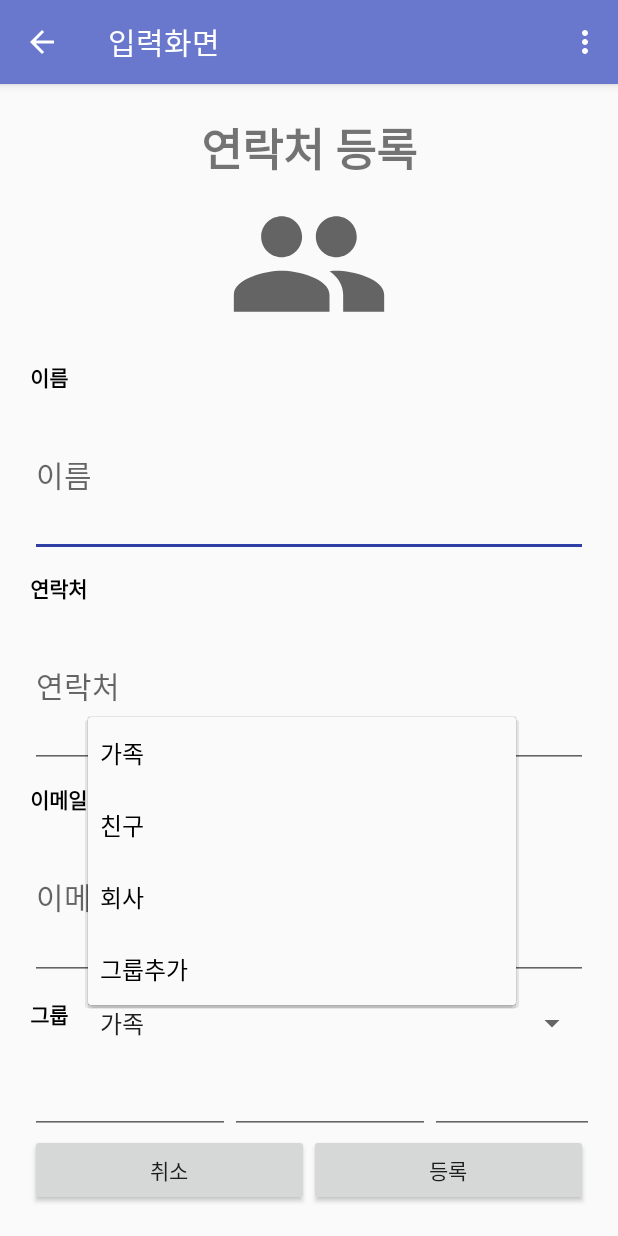
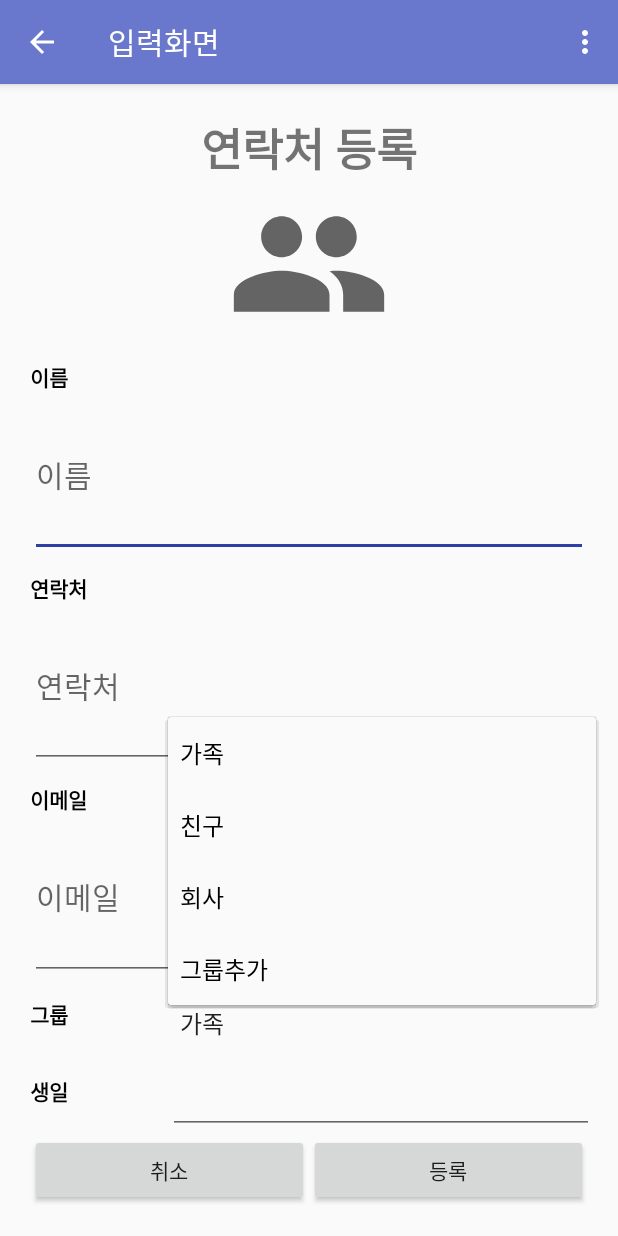
Before and after one commit to jonghancha/AddressProject, an Android app: the InsertActivity screen opened directly, with no data from a screen before it, after a tap on "가족", on a phone screen of 412 x 824 dp. Run offline under Robolectric (Android 15) with nearby library versions, the phone set to English and light mode, and no system bars.

Commit message:
20.12.30 InsertActivity, activity_insert 수정, floatCliclListener 추가

```diff
--- a/AddressProject/app/src/main/java/com/android/addressproject/Activity/InsertActivity.java
+++ b/AddressProject/app/src/main/java/com/android/addressproject/Activity/InsertActivity.java
@@ -1,12 +1,14 @@
 package com.android.addressproject.Activity;
 
 import android.app.Activity;
+import android.app.DatePickerDialog;
 import android.content.Intent;
 import android.content.SharedPreferences;
 import android.database.Cursor;
 import android.graphics.Bitmap;
 import android.graphics.Rect;
 import android.net.Uri;
+import android.os.Build;
 import android.os.Bundle;
 import android.os.StrictMode;
 import android.preference.PreferenceManager;
@@ -19,12 +21,15 @@ import android.view.View;
 import android.view.inputmethod.InputMethodManager;
 import android.widget.ArrayAdapter;
 import android.widget.Button;
+import android.widget.DatePicker;
+import android.widget.EditText;
 import android.widget.ImageView;
 import android.widget.Spinner;
 import android.widget.Toast;
 
 import androidx.annotation.NonNull;
 import androidx.annotation.Nullable;
+import androidx.annotation.RequiresApi;
 import androidx.appcompat.app.ActionBar;
 import androidx.appcompat.app.AppCompatActivity;
 import com.android.addressproject.R;
@@ -34,7 +39,9 @@ import java.io.FileOutputStream;
 import java.io.IOException;
 import java.io.OutputStream;
 import java.text.SimpleDateFormat;
+import java.util.Calendar;
 import java.util.Date;
+import java.util.Locale;
 
 import okhttp3.MediaType;
 import okhttp3.MultipartBody;
@@ -59,17 +66,30 @@ public class InsertActivity extends AppCompatActivity {
     private String f_ext = null;
     File tempSelectFile;
 
-    // 20.12.29 세미 추가 ------------------------------
+    // 20.12.29 세미 추가, 20.12.30 세미 수정 ------------------------------
 
     ArrayAdapter<CharSequence> adapter = null;
     Spinner spinner = null;
+    EditText insert_birth;
+    Calendar birthCalendar = Calendar.getInstance();
+    DatePickerDialog.OnDateSetListener birthDatePicker = new DatePickerDialog.OnDateSetListener() {
+        @Override
+        public void onDateSet(DatePicker view, int year, int month, int dayOfMonth) {
+            birthCalendar.set(Calendar.YEAR, year);
+            birthCalendar.set(Calendar.MONTH, month);
+            birthCalendar.set(Calendar.DAY_OF_MONTH, dayOfMonth);
+            birthupdate();
+        }
+    };
 
-    // 끝 --------------------------------------------
+
+    // 끝 --------------------------------------------------------------
 
 
     private static final int SETTINGS_CODE = 234;
     SharedPreferences sharedPreferences;
 
+    @RequiresApi(api = Build.VERSION_CODES.LOLLIPOP)
     @Override
     protected void onCreate(Bundle savedInstanceState) {
         super.onCreate(savedInstanceState);
@@ -85,7 +105,7 @@ public class InsertActivity extends AppCompatActivity {
         }
 
 
-        // 20.12.29 세미 추가 ------------------------------
+        // 20.12.29 세미 추가, 20.12.30 세미 수정 ------------------------------
 
         adapter = ArrayAdapter.createFromResource(this, R.array.groupname, android.R.layout.simple_spinner_item);
         adapter.setDropDownViewResource(android.R.layout.simple_spinner_dropdown_item);
@@ -93,7 +113,14 @@ public class InsertActivity extends AppCompatActivity {
         spinner = findViewById(R.id.insert_groupname);
         spinner.setAdapter(adapter);
 
-        // 끝 --------------------------------------------
+        // 생일
+        insert_birth = findViewById(R.id.insert_birth);
+        insert_birth.setOnClickListener(birthClickListener);
+        insert_birth.setTextIsSelectable(true); // 커서는 살아있음
+        insert_birth.setShowSoftInputOnFocus(false); // 키보드는 숨겨짐
+
+
+        // 끝 -------------------------------------------------------------
 
         // 20.12.30 종한 추가
         StrictMode.setThreadPolicy(new StrictMode.ThreadPolicy.Builder()
@@ -308,4 +335,25 @@ public class InsertActivity extends AppCompatActivity {
         }
     }
 
+    // 20.12.30 세미 추가 ------------------------------
+    View.OnClickListener birthClickListener = new View.OnClickListener() {
+        @Override
+        public void onClick(View v) {
+            new DatePickerDialog(InsertActivity.this, birthDatePicker, birthCalendar.get(Calendar.YEAR),  birthCalendar.get(Calendar.MONTH), birthCalendar.get(Calendar.DAY_OF_MONTH)).show();
+        }
+    };
+
+    private void birthupdate(){
+        String myFormat = "yyyy/MM/dd"; //출력형식 2020/12/30
+        SimpleDateFormat sdf = new SimpleDateFormat(myFormat, Locale.KOREA);
+
+        EditText etbirth = findViewById(R.id.insert_birth);
+        etbirth.setText(sdf.format(birthCalendar.getTime()));
+    }
+
+    // 끝 --------------------------------------------
+
+
+
+
 }//-- 전체 끝
--- a/AddressProject/app/src/main/res/layout/activity_insert.xml
+++ b/AddressProject/app/src/main/res/layout/activity_insert.xml
@@ -96,13 +96,13 @@
             >
 
             <TextView
-                android:layout_width="match_parent"
+                android:layout_width="wrap_content"
                 android:layout_height="wrap_content"
-                android:layout_weight="1"
                 android:text="그룹"
                 android:textStyle="bold"
                 android:textColor="@color/black"
                 android:layout_marginTop="10dp"
+                android:layout_marginRight="100px"
                 />
 
             <Spinner
@@ -112,6 +112,7 @@
                 android:layout_marginTop="25px"
                 />
 
+
         </LinearLayout>
         <LinearLayout
             android:layout_width="match_parent"
@@ -120,33 +121,35 @@
             >
 
             <TextView
-                android:layout_width="match_parent"
+                android:layout_width="wrap_content"
                 android:layout_height="wrap_content"
-                android:layout_weight="1"
                 android:text="생일"
                 android:textStyle="bold"
                 android:textColor="@color/black"
                 android:layout_marginTop="10dp"
+                android:layout_marginRight="100px"
                 />
 
             <EditText
-                android:id="@+id/insert_ybirth"
-                android:layout_width="200px"
+                android:id="@+id/insert_birth"
+                android:layout_width="500px"
                 android:layout_height="wrap_content"
                 android:layout_marginTop="25px"
+                android:gravity="center"
                 />
-            <EditText
-                android:id="@+id/insert_mbirth"
-                android:layout_width="200px"
-                android:layout_height="wrap_content"
-                android:layout_marginTop="25px"
-                />
-            <EditText
-                android:id="@+id/insert_dbirth"
-                android:layout_width="200px"
-                android:layout_height="wrap_content"
-                android:layout_marginTop="25px"
-                />
+
+            <!--            <EditText-->
+<!--                android:id="@+id/insert_mbirth"-->
+<!--                android:layout_width="200px"-->
+<!--                android:layout_height="wrap_content"-->
+<!--                android:layout_marginTop="25px"-->
+<!--                />-->
+<!--            <EditText-->
+<!--                android:id="@+id/insert_dbirth"-->
+<!--                android:layout_width="200px"-->
+<!--                android:layout_height="wrap_content"-->
+<!--                android:layout_marginTop="25px"-->
+<!--                />-->
 
         </LinearLayout>
 
@@ -162,6 +165,7 @@
         android:weightSum="2"
         >
         <Button
+
             android:id="@+id/btn_insert_cancel"
             android:text="취소"
             android:layout_width="match_parent"
```
Also changed, not shown: AddressProject/app/src/main/java/com/android/addressproject/Activity/Frmt_call.java (+17 -2 lines).
